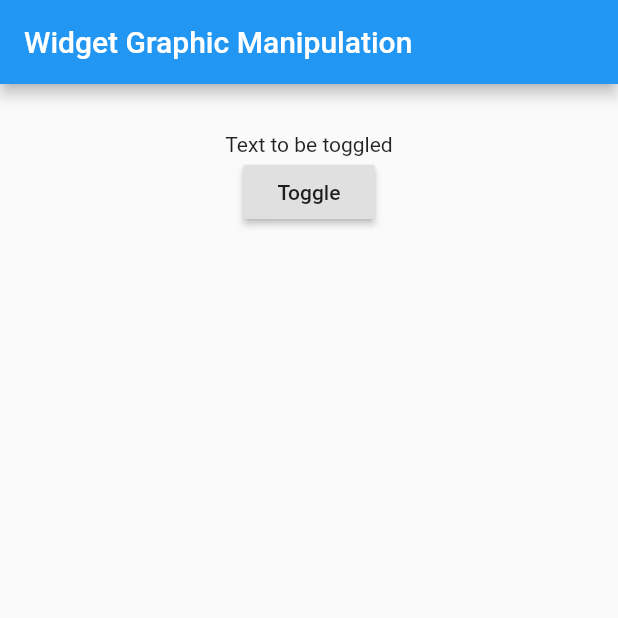
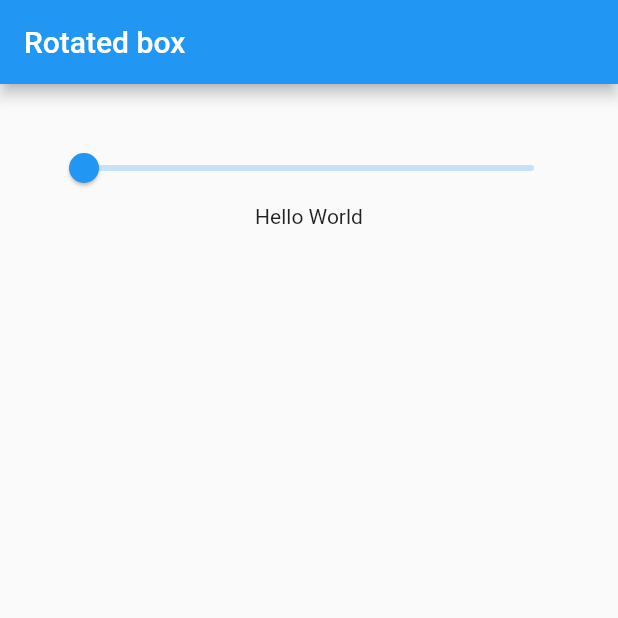
Before and after one commit to codewithiulian/flutter-advanced, a Flutter app: the screen it shows after launch, on a phone screen of 412 x 824 dp, the top half of it. Run offline on Flutter 3.47's test engine with Material 2 defaults, Android fonts, the phone set to English and light mode, and no system bars.

Commit message:
3. Rotated Box

```diff
--- a/lib/main.dart
+++ b/lib/main.dart
@@ -13,17 +13,20 @@ class MyApp extends StatefulWidget {
 
 class _State extends State<MyApp> {
 
-  bool _visible;
+  int _turns;
+  double _value;
 
 
   @override
   void initState() {
-    _visible = true;
+    _turns = 0;
+    _value = 0.0;
   }
 
-  void _toggleVisible() {
+  void _onChanged(double value) {
     setState(() {
-      _visible = !_visible;
+      _value = value;
+      _turns = value.toInt();
     });
   }
 
@@ -31,21 +34,23 @@ class _State extends State<MyApp> {
   Widget build(BuildContext context) {
     return new Scaffold(
       appBar: new AppBar(
-        title: new Text('Widget Graphic Manipulation'),
+        title: new Text('Rotated box'),
       ),
       body: new Container(
         padding: new EdgeInsets.all(32.0),
         child: new Center(
           child: new Column(
             children: <Widget>[
-              new Opacity(
-                opacity: _visible ? 1.0 : 0.2,
-                child: new Text('Text to be toggled'),
-                ),
-              new RaisedButton(
-                onPressed: _toggleVisible,
-                child: new Text('Toggle')
-              )
+              new Slider(
+                value: _value,
+                onChanged: _onChanged,
+                min: 0.0,
+                max: 4.0
+              ),
+              new RotatedBox(
+                quarterTurns: _turns,
+                child: new Text('Hello World')
+              ),
             ]
           ),
         ),
```
